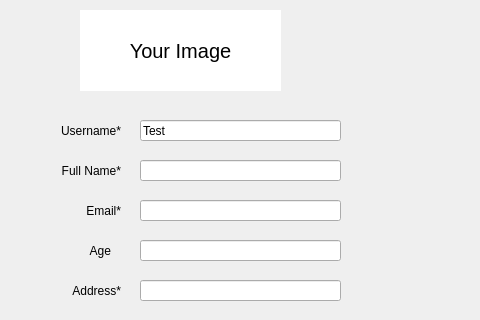
Qt form MicroManage/signupform.ui (greg-maceachern12/MicroManage) before a commit; both pictures show x 220 to 700 and y 0 to 320 of the 829 by 590 pixel window.
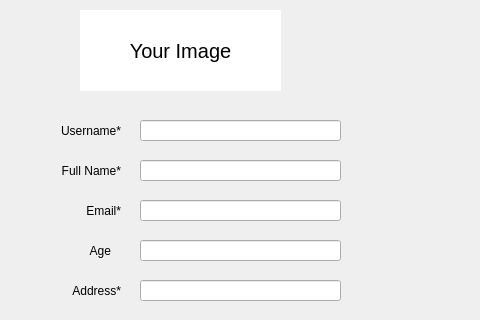
The same form after that commit.

Diff of the .ui file:
```diff
--- a/MicroManage/signupform.ui
+++ b/MicroManage/signupform.ui
@@ -207,7 +207,7 @@
     </rect>
    </property>
    <property name="text">
-    <string>Test</string>
+    <string/>
    </property>
   </widget>
   <widget class="QLineEdit" name="txtAge">
```
